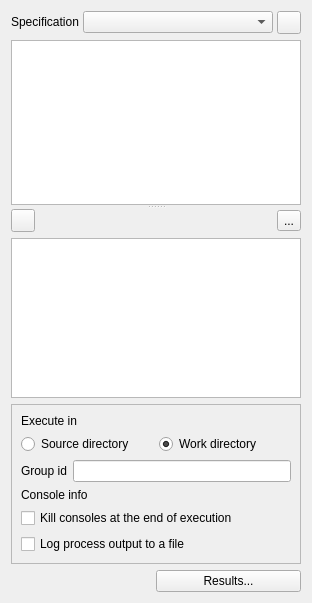
Qt form spine_items/tool/ui/tool_properties.ui (spine-tools/spine-items) before a commit.
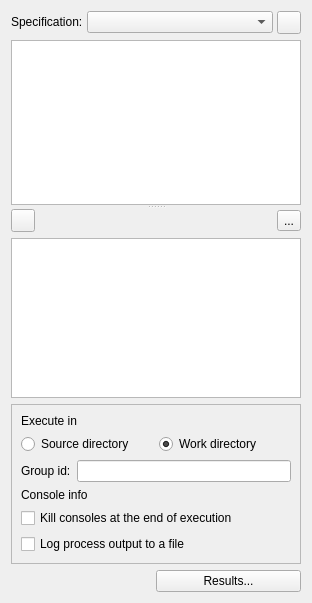
The same form after that commit. Icons and pictures are not drawn. Custom widgets are drawn as their Qt base class.

```diff
--- a/spine_items/tool/ui/tool_properties.ui
+++ b/spine_items/tool/ui/tool_properties.ui
@@ -46,7 +46,7 @@
         </size>
        </property>
        <property name="text">
-        <string>Specification</string>
+        <string>Specification:</string>
        </property>
       </widget>
      </item>
@@ -239,7 +239,7 @@
         <item>
          <widget class="QLabel" name="label_group_id">
           <property name="text">
-           <string>Group id</string>
+           <string>Group id:</string>
           </property>
          </widget>
         </item>
```
Left out of the diff: 10 changed lines with no effect on the pictures.
